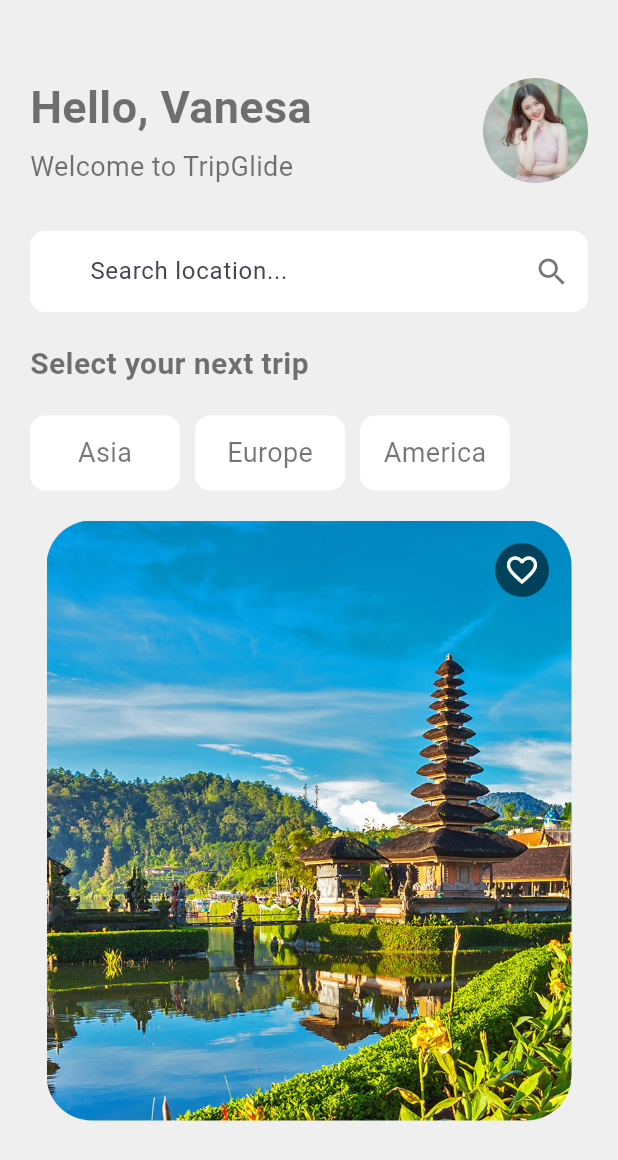
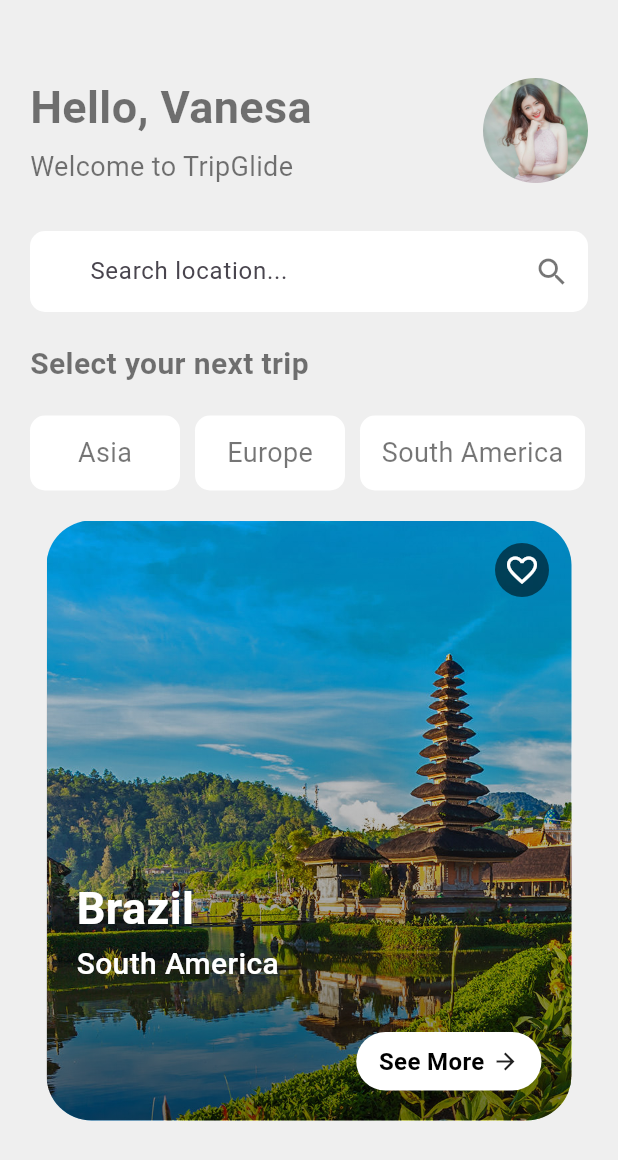
Before and after one commit to vijayasree450/TravelApp, a Flutter app: the screen it shows after launch, on a phone screen of 412 x 824 dp. Shown: the top 1160 px of the screen. Run offline on Flutter 3.47's test engine with Material 3 defaults, Android fonts, the phone set to English and light mode, and no system bars.

Commit message:
update home

```diff
--- a/lib/pages/home.dart
+++ b/lib/pages/home.dart
@@ -165,7 +165,7 @@ class _HomeState extends State<Home> {
                     ),
                   ),
 
-                  /// AMERICA
+                  /// SOUTH AMERICA
                   GestureDetector(
                     onTap: () {
                       setState(() {
@@ -175,14 +175,14 @@ class _HomeState extends State<Home> {
                       });
                     },
                     child: Container(
-                      width: 100,
+                      width: 150,
                       decoration: BoxDecoration(
                         color: america ? Colors.black : Colors.white,
                         borderRadius: BorderRadius.circular(10),
                       ),
                       alignment: Alignment.center,
                       child: Text(
-                        "America",
+                        "South America",
                         style: TextStyle(
                           color: america ? Colors.white : Colors.black54,
                           fontSize: 18,
@@ -202,6 +202,7 @@ class _HomeState extends State<Home> {
                 borderRadius: BorderRadius.circular(30),
                 child: Stack(
                   children: [
+
                     Image.asset(
                       "assets/balii.jpg",
                       height: 400,
@@ -209,6 +210,23 @@ class _HomeState extends State<Home> {
                       fit: BoxFit.cover,
                     ),
 
+                    /// GRADIENT OVERLAY
+                    Positioned.fill(
+                      child: Container(
+                        decoration: const BoxDecoration(
+                          gradient: LinearGradient(
+                            begin: Alignment.topCenter,
+                            end: Alignment.bottomCenter,
+                            colors: [
+                              Colors.transparent,
+                              Colors.black54,
+                            ],
+                          ),
+                        ),
+                      ),
+                    ),
+
+                    /// FAVORITE ICON
                     Positioned(
                       top: 15,
                       right: 15,
@@ -225,6 +243,63 @@ class _HomeState extends State<Home> {
                         ),
                       ),
                     ),
+
+                    /// COUNTRY NAME
+                    Positioned(
+                      bottom: 120,
+                      left: 20,
+                      child: Text(
+                        "Brazil",
+                        style: const TextStyle(
+                          color: Colors.white,
+                          fontSize: 30,
+                          fontWeight: FontWeight.bold,
+                        ),
+                      ),
+                    ),
+
+                    /// CONTINENT NAME
+                    Positioned(
+                      bottom: 90,
+                      left: 20,
+                      child: Text(
+                        "South America",
+                        style: const TextStyle(
+                          color: Colors.white,
+                          fontSize: 20,
+                          fontWeight: FontWeight.w500,
+                        ),
+
+                      ),
+                    ),
+                    Positioned(
+                    bottom: 20,
+                    right: 20,
+                    child: Container(
+                      padding: EdgeInsets.symmetric(horizontal: 15, vertical: 8),
+                      decoration: BoxDecoration(
+                        color: Colors.white,
+                        borderRadius: BorderRadius.circular(20),
+                      ),
+                      child: Row(
+                        mainAxisSize: MainAxisSize.min,
+                        children: [
+                          Text(
+                            "See More",
+                            style: TextStyle(
+                              fontSize: 16,
+                              color: Colors.black,
+                              fontWeight: FontWeight.w600,
+                            ),
+                          ),
+                          SizedBox(width: 5),
+                          Icon(Icons.arrow_forward, size: 18),
+                        ],
+                      ),
+                    ),
+                  ),
+
+
                   ],
                 ),
               ),
```
